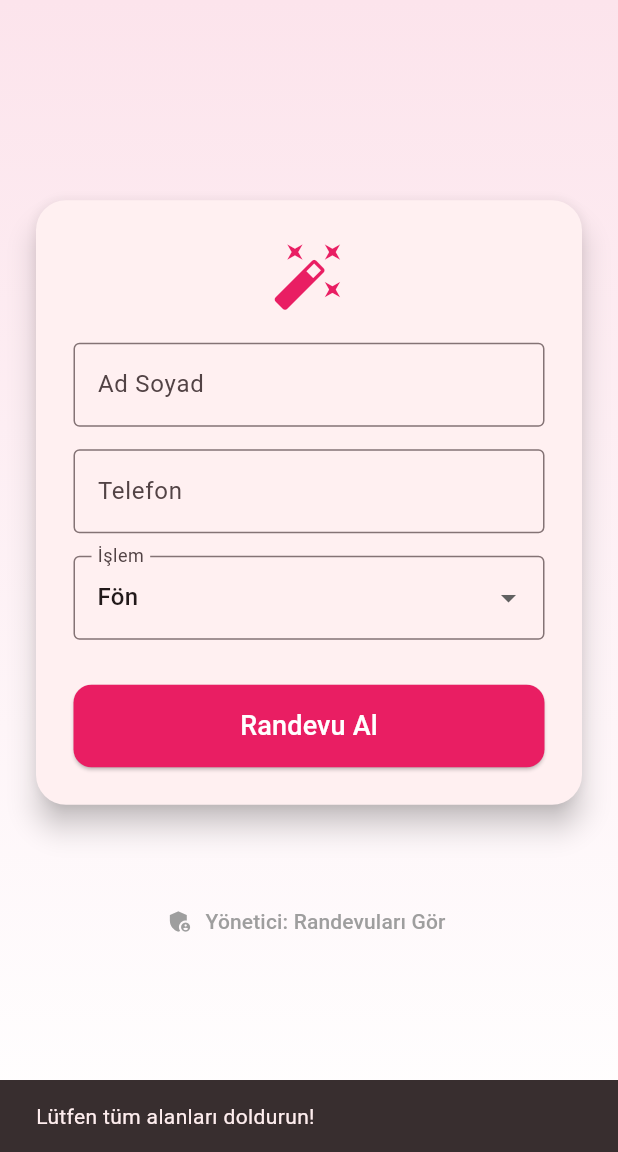
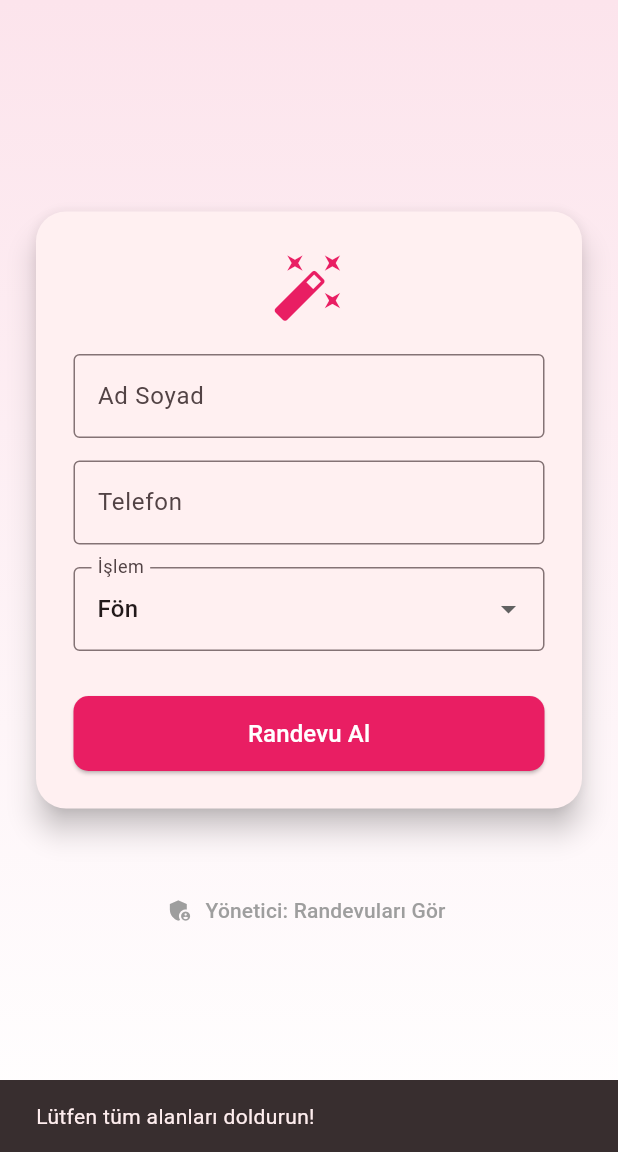
Before and after one commit to orhan504-collab/Deneme, a Flutter app: the screen it shows after launch, after a tap on "Randevu Al", on a phone screen of 412 x 824 dp, the part 84-1236 px from its top. Run offline on Flutter 3.47's test engine with Material 3 defaults, Android fonts, the phone set to English and light mode, and no system bars; our stand-ins replace supabase_flutter; accounts and stored records are empty.

Commit message:
Update main.dart

```diff
--- a/lib/main.dart
+++ b/lib/main.dart
@@ -4,10 +4,10 @@ import 'package:supabase_flutter/supabase_flutter.dart';
 void main() async {
   WidgetsFlutterBinding.ensureInitialized();
 
-  // Tarayıcı dostu ve güvenli 'Anon' anahtarın
+  // URL ve Doğruladığın Yayınlanabilir Anahtar
   await Supabase.initialize(
     url: 'https://cyhrdhttgtdbgwlbtbnw.supabase.co',
-    anonKey: 'Sb_publishable_LIOI2vJC5XPa0Jxd1VXEEg_lxkuJWRh',
+    anonKey: 'sb_publishable_LIOI2vJC5XPa0Jxd1VXEEg_lxkuJWRh',
   );
 
   runApp(const RuyamApp());
@@ -51,7 +51,7 @@ class _RandevuSayfasiState extends State<RandevuSayfasi> {
     }
 
     try {
-      // Supabase Tablo Adı: RuyamDB
+      // Veritabanı Tablon: RuyamDB
       await Supabase.instance.client.from('RuyamDB').insert({
         'Ad': _adController.text,
         'Tel': _telController.text,
@@ -71,7 +71,7 @@ class _RandevuSayfasiState extends State<RandevuSayfasi> {
       if (!mounted) return;
       ScaffoldMessenger.of(context).showSnackBar(
         SnackBar(
-          content: Text('Hata oluştu: $e'),
+          content: Text('Hata: $e'),
           backgroundColor: Colors.red,
         ),
       );
@@ -131,17 +131,16 @@ class _RandevuSayfasiState extends State<RandevuSayfasi> {
                           onPressed: randevuKaydet,
                           style: ElevatedButton.styleFrom(
                             backgroundColor: Colors.pink,
-                            minimumSize: const Size(double.infinity, 55),
-                            shape: RoundedRectangleBorder(borderRadius: BorderRadius.circular(12)),
+                            minimumSize: const Size(double.infinity, 50),
+                            shape: RoundedRectangleBorder(borderRadius: BorderRadius.circular(10)),
                           ),
-                          child: const Text('Randevu Al', style: TextStyle(color: Colors.white, fontSize: 18)),
+                          child: const Text('Randevu Al', style: TextStyle(color: Colors.white, fontSize: 16)),
                         ),
                       ],
                     ),
                   ),
                 ),
-                const SizedBox(height: 50),
-                // Senin için gizli admin giriş butonu
+                const SizedBox(height: 40),
                 TextButton.icon(
                   onPressed: () {
                     Navigator.push(context, MaterialPageRoute(builder: (context) => const AdminPaneli()));
@@ -170,7 +169,7 @@ class AdminPaneli extends StatelessWidget {
         builder: (context, snapshot) {
           if (!snapshot.hasData) return const Center(child: CircularProgressIndicator());
           final list = snapshot.data!;
-          if (list.isEmpty) return const Center(child: Text("Henüz randevu yok."));
+          if (list.isEmpty) return const Center(child: Text("Henüz randevu kaydı yok."));
 
           return ListView.builder(
             itemCount: list.length,
@@ -180,7 +179,6 @@ class AdminPaneli extends StatelessWidget {
                 leading: const CircleAvatar(backgroundColor: Colors.pink, child: Icon(Icons.person, color: Colors.white)),
                 title: Text(list[i]['Ad'] ?? 'İsimsiz'),
                 subtitle: Text("İşlem: ${list[i]['islem']} \nTel: ${list[i]['Tel']}"),
-                isThreeLine: true,
               ),
             ),
           );
```
